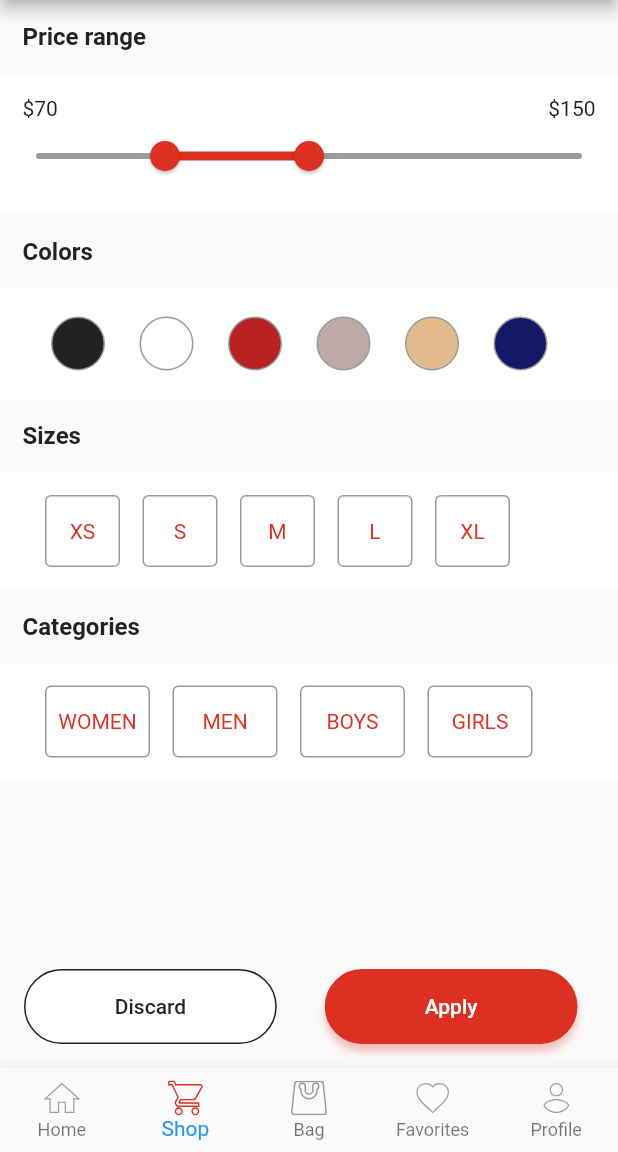
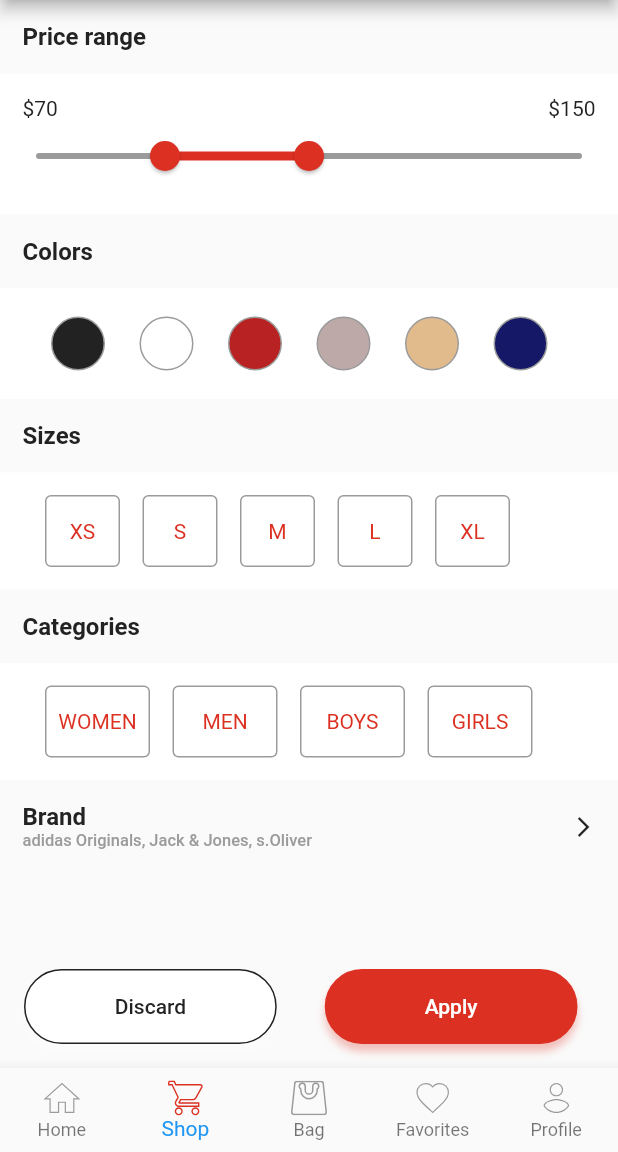
Before and after one commit to 4seer/openflutterecommerceapp, a Flutter app: the ProductsScreen screen opened directly, swiped to page 3, on a phone screen of 412 x 824 dp, the part 84-1236 px from its top. Run offline on Flutter 3.47's test engine with Material 2 defaults, Android fonts, the phone set to English and light mode, and no system bars; our stand-ins replace bloc, equatable, flutter_bloc, flutter_svg, flutter_translate; statements that could not run were skipped.

Commit message:
Brands filter.

```diff
--- a/lib/screens/products/products_bloc.dart
+++ b/lib/screens/products/products_bloc.dart
@@ -72,6 +72,10 @@ class ProductBloc extends Bloc<ProductEvent, ProductState> {
       ProductsLoadedState state = this.state as ProductsLoadedState;
       yield state.copyWith(selectedBrands: event.selectedBrands);
     }
+    else if ( event is ProductChangeBrandSearchKeyEvent){
+      ProductsLoadedState state = this.state as ProductsLoadedState;
+      yield state.copyWith(brandSearchKey: event.newSearchKey);
+    }
   }
 
   ProductStateData getStateData(int categoryId) {
--- a/lib/screens/products/products_event.dart
+++ b/lib/screens/products/products_event.dart
@@ -87,3 +87,13 @@ class ProductChangeSelectedBrandsEvent extends ProductEvent {
   @override
   List<Object> get props => [selectedBrands];
 }
+
+@immutable
+class ProductChangeBrandSearchKeyEvent extends ProductEvent {
+  final String newSearchKey;
+
+  ProductChangeBrandSearchKeyEvent(this.newSearchKey);
+
+  @override
+  List<Object> get props => [newSearchKey];
+}
--- a/lib/screens/products/products_screen.dart
+++ b/lib/screens/products/products_screen.dart
@@ -8,6 +8,7 @@ import 'package:openflutterecommerce/repos/category_repository.dart';
 import 'package:openflutterecommerce/repos/hashtag_repository.dart';
 import 'package:openflutterecommerce/repos/product_repository.dart';
 import 'package:openflutterecommerce/screens/products/products.dart';
+import 'package:openflutterecommerce/screens/products/views/brands.dart';
 import 'package:openflutterecommerce/screens/products/views/filters.dart';
 import 'package:openflutterecommerce/screens/wrapper.dart';
 import 'package:openflutterecommerce/widgets/product_filter.dart';
@@ -62,6 +63,7 @@ class _ProductsWrapperState extends OpenFlutterWrapperState<ProductsWrapper> {
             ProductsListView(changeView: changePage),
             ProductsCardView(changeView: changePage),
             ProductFilterView(changeView: changePage),
+            SelectBrandView(changeView: changePage)
           ]);
         });
   }
--- a/lib/screens/products/products_state.dart
+++ b/lib/screens/products/products_state.dart
@@ -73,11 +73,14 @@ class ProductsLoadedState extends ProductState {
 
   final RangeValues availablePriceRange;
 
+  final String brandSearchKey;
+
   ProductsLoadedState({this.data, this.isLoading,
     this.showSortBy, this.sortBy,
     this.priceRange, @required this.availablePriceRange,
     this.selectedColors, this.selectedSizes,
-    this.selectedCategories, this.selectedBrands
+    this.selectedCategories, this.selectedBrands,
+    this.brandSearchKey
     });
 
   ProductsLoadedState copyWith(
@@ -90,7 +93,8 @@ class ProductsLoadedState extends ProductState {
       List<Color> selectedColors,
       List<String> selectedSizes,
       List<Category> selectedCategories,
-      List<Brand> selectedBrands}) {
+      List<Brand> selectedBrands,
+      String brandSearchKey}) {
     return ProductsLoadedState(
       data: data ?? this.data,
       isLoading: loading ?? this.isLoading,
@@ -101,7 +105,8 @@ class ProductsLoadedState extends ProductState {
       selectedColors: selectedColors ?? this.selectedColors,
       selectedSizes: selectedSizes ?? this.selectedSizes,
       selectedCategories: selectedCategories ?? this.selectedCategories,
-      selectedBrands: selectedBrands ?? this.selectedBrands
+      selectedBrands: selectedBrands ?? this.selectedBrands,
+      brandSearchKey: brandSearchKey ?? this.brandSearchKey
     );
   }
 
@@ -113,7 +118,7 @@ class ProductsLoadedState extends ProductState {
     data, isLoading, showSortBy, sortBy,
     availablePriceRange, priceRange,
     selectedColors, selectedSizes, selectedCategories,
-    selectedBrands
+    selectedBrands, brandSearchKey
   ];
 }
 
--- a/lib/screens/products/views/filters.dart
+++ b/lib/screens/products/views/filters.dart
@@ -5,6 +5,7 @@ import 'package:openflutterecommerce/repos/models/category.dart';
 import 'package:openflutterecommerce/widgets/box_value_select.dart';
 import 'package:openflutterecommerce/widgets/color_select.dart';
 import 'package:openflutterecommerce/widgets/price_slider.dart';
+import 'package:openflutterecommerce/widgets/text_tile.dart';
 import 'package:openflutterecommerce/widgets/widgets.dart';
 
 import '../../wrapper.dart';
@@ -92,6 +93,14 @@ class _ProductFilterViewState extends State<ProductFilterView> {
                       ))
                     }),
                   ),
+                  OpenFlutterTextTile(
+                    title: 'Brand',
+                    subtitle: 'adidas Originals, Jack & Jones, s.Oliver',
+                    onClick: ( () => {
+                      widget.changeView(
+                        changeType: ViewChangeType.Exact, index:3)
+                    })
+                  )
                 ]
               )
             ),
--- /dev/null
+++ b/lib/widgets/text_tile.dart
@@ -0,0 +1,43 @@
+import 'package:flutter/material.dart';
+import 'package:openflutterecommerce/config/theme.dart';
+
+class OpenFlutterTextTile extends StatelessWidget {
+  final String title;
+  final String subtitle;
+  final Function onClick;
+
+  const OpenFlutterTextTile({Key key, this.title, this.subtitle, this.onClick}) : super(key: key);
+
+  @override
+  Widget build(BuildContext context) {
+    ThemeData _theme = Theme.of(context);
+    double width = MediaQuery.of(context).size.width - AppSizes.sidePadding*2;
+    return InkWell(
+      onTap: ( () => {
+        this.onClick()
+      }),
+      child: Container(
+        padding: EdgeInsets.all(AppSizes.sidePadding),
+        alignment: Alignment.centerLeft,
+        width: MediaQuery.of(context).size.width,
+        child: Row(
+          children: <Widget>[
+            Container(
+              width: width - 16,
+              child: Column(
+                crossAxisAlignment: CrossAxisAlignment.start,
+                children: <Widget>[
+                  Text(title,
+                    style: _theme.textTheme.headline3),
+                  Text(subtitle,
+                    style: _theme.textTheme.bodyText1)
+                ],
+              ),
+            ),
+            Icon(Icons.arrow_forward_ios, size:16)
+          ],
+        )
+      )
+    );
+  }
+}
```
Also changed, not shown: lib/screens/products/views/brands.dart (added, +131 -0 lines), lib/widgets/label_right_checkbox.dart (added, +59 -0 lines), lib/widgets/search_bar.dart (added, +72 -0 lines).
